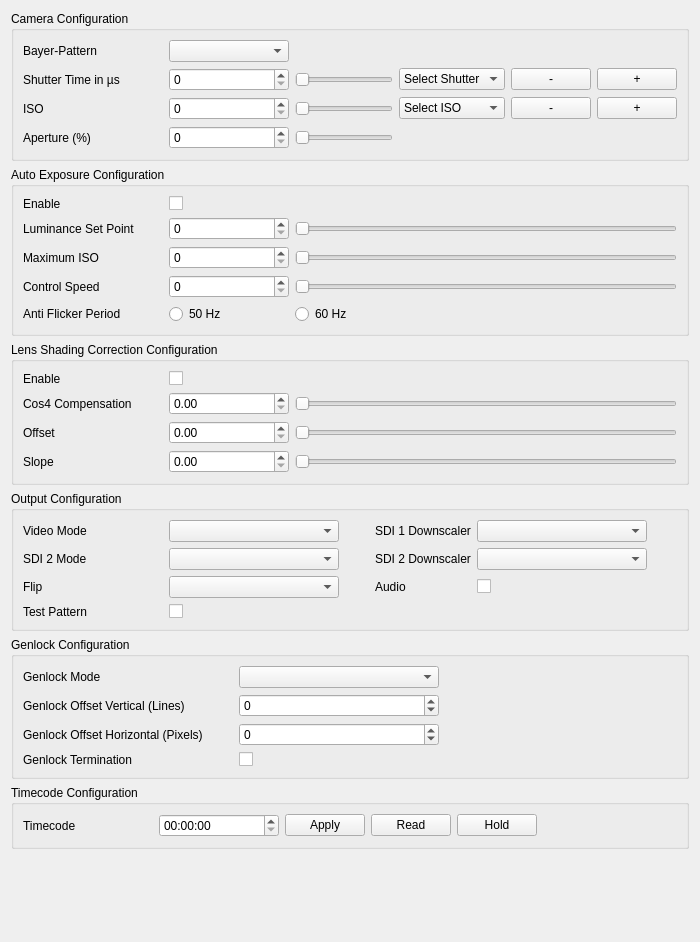
First picture: the form in dct_widgets/inoutbox/inoutbox.ui, repository KAYA-Instruments/SDI-Control-Point, before the edit.
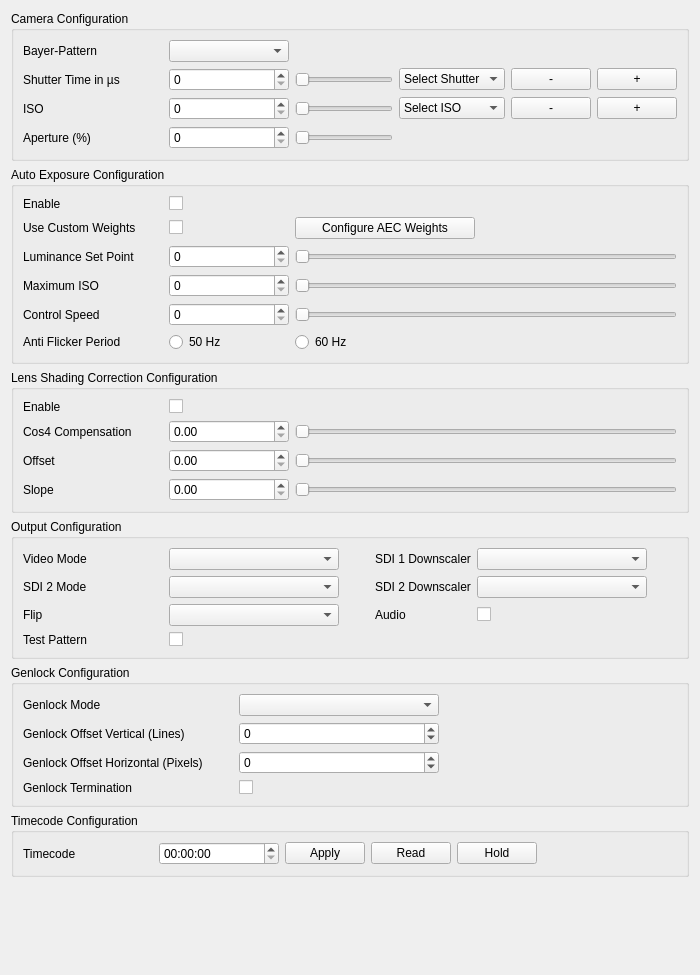
Second picture: the form after the edit.

What changed in the file:
```diff
--- a/dct_widgets/inoutbox/inoutbox.ui
+++ b/dct_widgets/inoutbox/inoutbox.ui
@@ -7,7 +7,7 @@
     <x>0</x>
     <y>0</y>
     <width>700</width>
-    <height>942</height>
+    <height>975</height>
    </rect>
   </property>
   <property name="windowTitle">
@@ -260,7 +260,7 @@
       <string>Auto Exposure Configuration</string>
      </property>
      <layout class="QGridLayout" name="gridLayout_3">
-      <item row="1" column="2">
+      <item row="2" column="2">
        <widget class="QSlider" name="sldSetPoint">
         <property name="focusPolicy">
          <enum>Qt::NoFocus</enum>
@@ -270,8 +270,8 @@
         </property>
        </widget>
       </item>
-      <item row="3" column="0">
-       <widget class="QLabel" name="lblControlSpeed">
+      <item row="2" column="0">
+       <widget class="QLabel" name="lblSetPoint">
         <property name="minimumSize">
          <size>
           <width>140</width>
@@ -285,11 +285,65 @@
          </size>
         </property>
         <property name="text">
-         <string>Control Speed</string>
+         <string>Luminance Set Point</string>
+        </property>
+       </widget>
+      </item>
+      <item row="5" column="0">
+       <widget class="QLabel" name="lblTaf">
+        <property name="minimumSize">
+         <size>
+          <width>140</width>
+          <height>0</height>
+         </size>
+        </property>
+        <property name="maximumSize">
+         <size>
+          <width>140</width>
+          <height>16777215</height>
+         </size>
+        </property>
+        <property name="text">
+         <string>Anti Flicker Period</string>
+        </property>
+       </widget>
+      </item>
+      <item row="0" column="0">
+       <widget class="QLabel" name="lblAecEnable">
+        <property name="minimumSize">
+         <size>
+          <width>140</width>
+          <height>0</height>
+         </size>
+        </property>
+        <property name="maximumSize">
+         <size>
+          <width>140</width>
+          <height>16777215</height>
+         </size>
+        </property>
+        <property name="text">
+         <string>Enable</string>
         </property>
        </widget>
       </item>
       <item row="3" column="1">
+       <widget class="QSpinBox" name="sbxMaxIso">
+        <property name="minimumSize">
+         <size>
+          <width>120</width>
+          <height>0</height>
+         </size>
+        </property>
+        <property name="maximumSize">
+         <size>
+          <width>120</width>
+          <height>16777215</height>
+         </size>
+        </property>
+       </widget>
+      </item>
+      <item row="4" column="1">
        <widget class="QSpinBox" name="sbxControlSpeed">
         <property name="minimumSize">
          <size>
@@ -305,75 +359,21 @@
         </property>
        </widget>
       </item>
-      <item row="4" column="2">
+      <item row="5" column="2">
        <widget class="QRadioButton" name="rdbTaf60Hz">
         <property name="text">
          <string>60 Hz</string>
         </property>
        </widget>
       </item>
-      <item row="4" column="1">
+      <item row="5" column="1">
        <widget class="QRadioButton" name="rdbTaf50Hz">
         <property name="text">
          <string>50 Hz</string>
         </property>
        </widget>
       </item>
-      <item row="1" column="1">
-       <widget class="QSpinBox" name="sbxSetPoint">
-        <property name="minimumSize">
-         <size>
-          <width>120</width>
-          <height>0</height>
-         </size>
-        </property>
-        <property name="maximumSize">
-         <size>
-          <width>120</width>
-          <height>16777215</height>
-         </size>
-        </property>
-       </widget>
-      </item>
-      <item row="1" column="0">
-       <widget class="QLabel" name="lblSetPoint">
-        <property name="minimumSize">
-         <size>
-          <width>140</width>
-          <height>0</height>
-         </size>
-        </property>
-        <property name="maximumSize">
-         <size>
-          <width>140</width>
-          <height>16777215</height>
-         </size>
-        </property>
-        <property name="text">
-         <string>Luminance Set Point</string>
-        </property>
-       </widget>
-      </item>
-      <item row="4" column="0">
-       <widget class="QLabel" name="lblTaf">
-        <property name="minimumSize">
-         <size>
-          <width>140</width>
-          <height>0</height>
-         </size>
-        </property>
-        <property name="maximumSize">
-         <size>
-          <width>140</width>
-          <height>16777215</height>
-         </size>
-        </property>
-        <property name="text">
-         <string>Anti Flicker Period</string>
-        </property>
-       </widget>
-      </item>
-      <item row="3" column="2">
+      <item row="4" column="2">
        <widget class="QSlider" name="sldControlSpeed">
         <property name="focusPolicy">
          <enum>Qt::NoFocus</enum>
@@ -383,56 +383,14 @@
         </property>
        </widget>
       </item>
-      <item row="0" column="0">
-       <widget class="QLabel" name="lblAecEnable">
-        <property name="minimumSize">
-         <size>
-          <width>140</width>
-          <height>0</height>
-         </size>
-        </property>
-        <property name="maximumSize">
-         <size>
-          <width>140</width>
-          <height>16777215</height>
-         </size>
-        </property>
-        <property name="text">
-         <string>Enable</string>
-        </property>
-       </widget>
-      </item>
-      <item row="0" column="1">
-       <widget class="QCheckBox" name="cbxAecEnable">
-        <property name="text">
-         <string/>
-        </property>
-       </widget>
-      </item>
-      <item row="2" column="0">
+      <item row="3" column="0">
        <widget class="QLabel" name="lblMaxIso">
         <property name="text">
          <string>Maximum ISO</string>
         </property>
        </widget>
       </item>
-      <item row="2" column="1">
-       <widget class="QSpinBox" name="sbxMaxIso">
-        <property name="minimumSize">
-         <size>
-          <width>120</width>
-          <height>0</height>
-         </size>
-        </property>
-        <property name="maximumSize">
-         <size>
-          <width>120</width>
-          <height>16777215</height>
-         </size>
-        </property>
-       </widget>
-      </item>
-      <item row="2" column="2">
+      <item row="3" column="2">
        <widget class="QSlider" name="sldMaxIso">
         <property name="focusPolicy">
          <enum>Qt::NoFocus</enum>
@@ -442,6 +400,92 @@
         </property>
        </widget>
       </item>
+      <item row="2" column="1">
+       <widget class="QSpinBox" name="sbxSetPoint">
+        <property name="minimumSize">
+         <size>
+          <width>120</width>
+          <height>0</height>
+         </size>
+        </property>
+        <property name="maximumSize">
+         <size>
+          <width>120</width>
+          <height>16777215</height>
+         </size>
+        </property>
+       </widget>
+      </item>
+      <item row="4" column="0">
+       <widget class="QLabel" name="lblControlSpeed">
+        <property name="minimumSize">
+         <size>
+          <width>140</width>
+          <height>0</height>
+         </size>
+        </property>
+        <property name="maximumSize">
+         <size>
+          <width>140</width>
+          <height>16777215</height>
+         </size>
+        </property>
+        <property name="text">
+         <string>Control Speed</string>
+        </property>
+       </widget>
+      </item>
+      <item row="0" column="1">
+       <widget class="QCheckBox" name="cbxAecEnable">
+        <property name="text">
+         <string/>
+        </property>
+       </widget>
+      </item>
+      <item row="1" column="0">
+       <widget class="QLabel" name="lblAecWeights">
+        <property name="text">
+         <string>Use Custom Weights</string>
+        </property>
+       </widget>
+      </item>
+      <item row="1" column="1">
+       <widget class="QCheckBox" name="cbxAecWeight">
+        <property name="text">
+         <string/>
+        </property>
+       </widget>
+      </item>
+      <item row="1" column="2">
+       <layout class="QHBoxLayout" name="horizontalLayout_4">
+        <item>
+         <widget class="QPushButton" name="btnAecWeight">
+          <property name="minimumSize">
+           <size>
+            <width>180</width>
+            <height>0</height>
+           </size>
+          </property>
+          <property name="text">
+           <string>Configure AEC Weights</string>
+          </property>
+         </widget>
+        </item>
+        <item>
+         <spacer name="horizontalSpacer_5">
+          <property name="orientation">
+           <enum>Qt::Horizontal</enum>
+          </property>
+          <property name="sizeHint" stdset="0">
+           <size>
+            <width>0</width>
+            <height>20</height>
+           </size>
+          </property>
+         </spacer>
+        </item>
+       </layout>
+      </item>
      </layout>
     </widget>
    </item>
```
Left out of the diff: 188 changed lines with no effect on the pictures.
